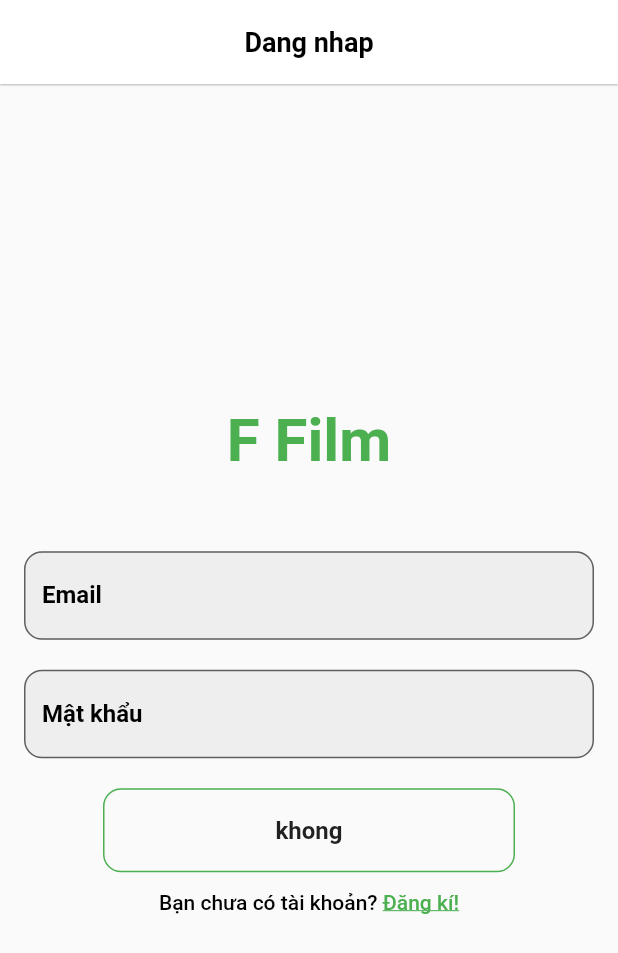
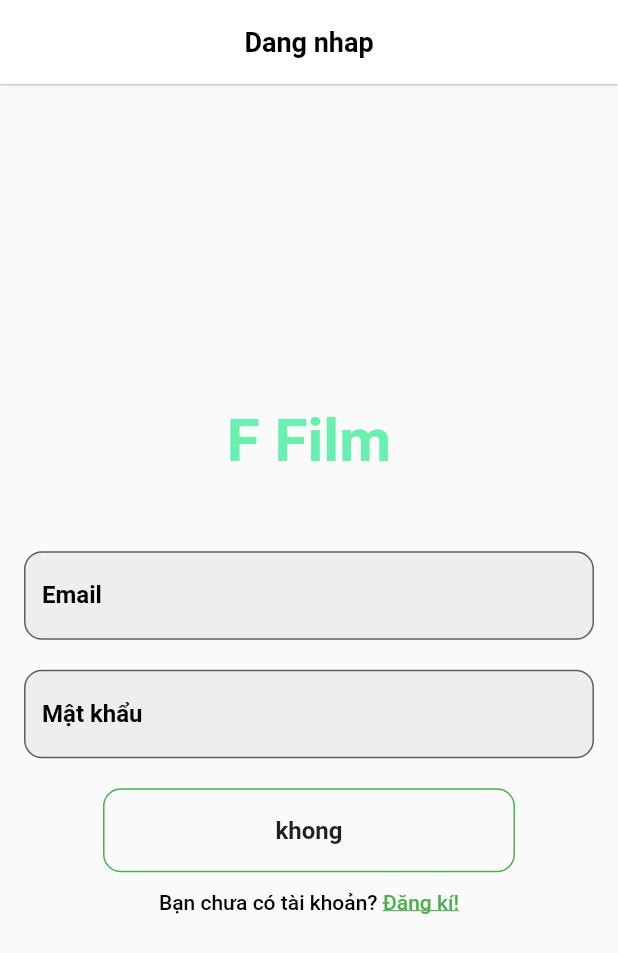
Before and after one commit to kiengocngo/app_with_firebase, a Flutter app: the screen it shows after launch, on a phone screen of 412 x 824 dp. Shown: the top 953 px of the screen. Run offline on Flutter 3.47's test engine with Material 2 defaults, Android fonts, the phone set to English and light mode, and no system bars; our stand-ins replace firebase_auth, firebase_core, flick_video_player, video_player; accounts and stored records are empty.

Commit message:
Update form_sign_in.dart

```diff
--- a/lib/auth/sign_in/view/form_sign_in.dart
+++ b/lib/auth/sign_in/view/form_sign_in.dart
@@ -38,7 +38,7 @@ class _FormSignInState extends State<FormSignIn> {
               style: TextStyle(
                   fontSize: 40,
                   fontWeight: FontWeight.bold,
-                  color: Colors.green),
+                  color: Colors.greenAccent),
             ),
 
             const SizedBox(
```
